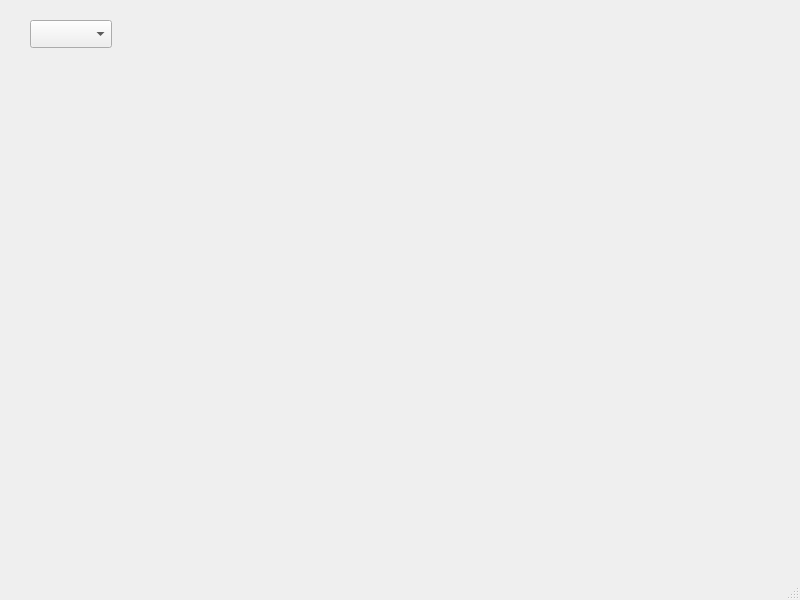
First picture: the form in QtConverter/mainwindow.ui, repository benjaminconstant123/Qt-Unit-Converter, before the edit.
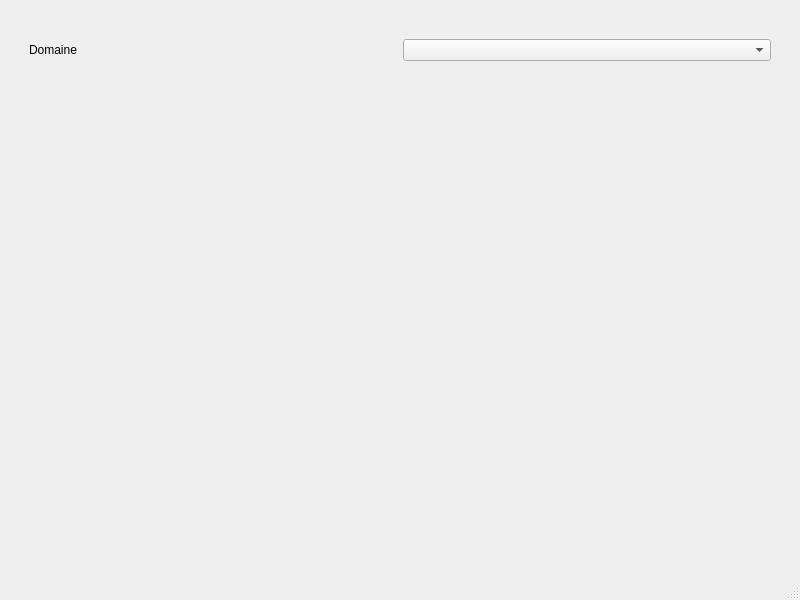
Second picture: the form after the edit.

Commit message: présentation minimal

Diff of the .ui file:
```diff
--- a/QtConverter/mainwindow.ui
+++ b/QtConverter/mainwindow.ui
@@ -14,28 +14,66 @@
    <string>MainWindow</string>
   </property>
   <widget class="QWidget" name="centralwidget">
-   <widget class="QComboBox" name="CategoryComboBox">
-    <property name="geometry">
-     <rect>
-      <x>30</x>
-      <y>20</y>
-      <width>82</width>
-      <height>28</height>
-     </rect>
-    </property>
-   </widget>
-   <widget class="QStackedWidget" name="stackedWidget">
-    <property name="geometry">
-     <rect>
-      <x>60</x>
-      <y>160</y>
-      <width>631</width>
-      <height>321</height>
-     </rect>
-    </property>
-    <widget class="QWidget" name="page"/>
-    <widget class="QWidget" name="page_2"/>
-   </widget>
+   <layout class="QVBoxLayout" name="verticalLayout">
+    <item>
+     <layout class="QVBoxLayout" name="MaiVerticalLayout">
+      <property name="leftMargin">
+       <number>20</number>
+      </property>
+      <property name="topMargin">
+       <number>20</number>
+      </property>
+      <property name="rightMargin">
+       <number>20</number>
+      </property>
+      <property name="bottomMargin">
+       <number>20</number>
+      </property>
+      <item>
+       <layout class="QHBoxLayout" name="TopLayout">
+        <property name="topMargin">
+         <number>10</number>
+        </property>
+        <property name="bottomMargin">
+         <number>10</number>
+        </property>
+        <item>
+         <widget class="QLabel" name="DomaineLabel">
+          <property name="text">
+           <string>Domaine</string>
+          </property>
+         </widget>
+        </item>
+        <item>
+         <widget class="QComboBox" name="CategoryComboBox"/>
+        </item>
+       </layout>
+      </item>
+      <item>
+       <spacer name="verticalSpacer">
+        <property name="orientation">
+         <enum>Qt::Vertical</enum>
+        </property>
+        <property name="sizeType">
+         <enum>QSizePolicy::Fixed</enum>
+        </property>
+        <property name="sizeHint" stdset="0">
+         <size>
+          <width>20</width>
+          <height>50</height>
+         </size>
+        </property>
+       </spacer>
+      </item>
+      <item>
+       <widget class="QStackedWidget" name="stackedWidget">
+        <widget class="QWidget" name="page"/>
+        <widget class="QWidget" name="page_2"/>
+       </widget>
+      </item>
+     </layout>
+    </item>
+   </layout>
   </widget>
   <widget class="QMenuBar" name="menubar">
    <property name="geometry">
```
